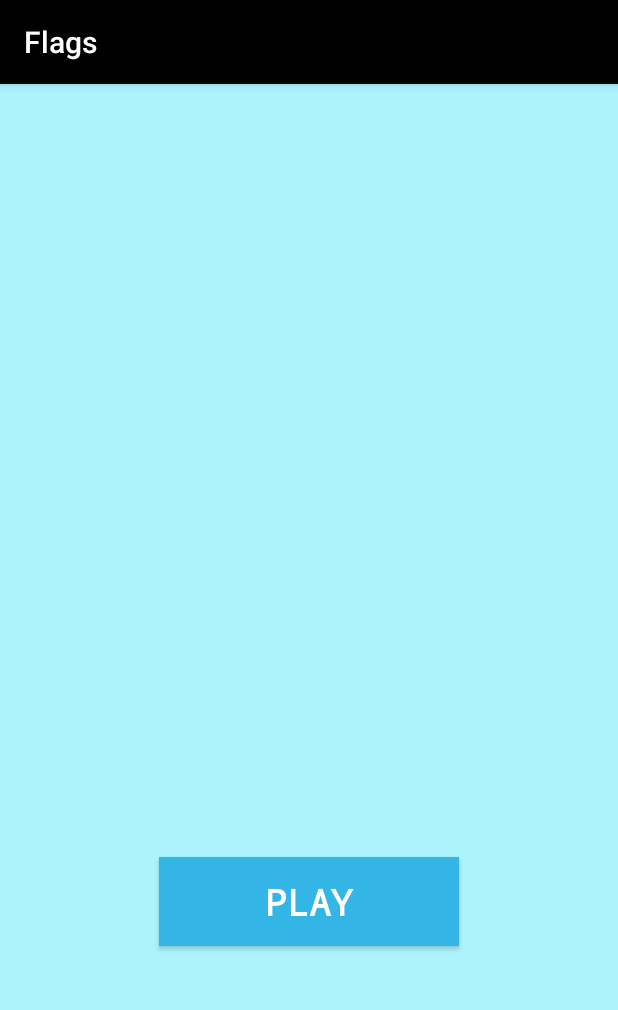
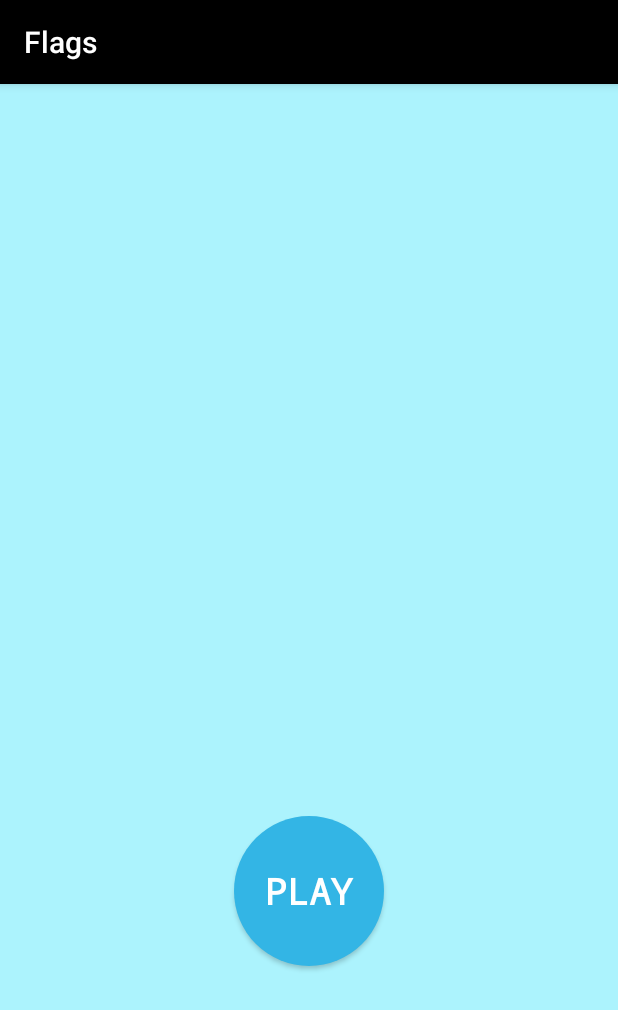
Before and after one commit to wasevitch/funWithFlags, an Android app: the screen it shows after launch (HomeActivity), on a phone screen of 412 x 824 dp. Shown: the top 1010 px of the screen. Run offline under Robolectric (Android 15) with nearby library versions, the phone set to English and light mode, and no system bars; libraries missing offline, so code that uses them is left out: com.j256.ormlite; 20 statements that could not run were skipped.

Commit message:
round button

```diff
--- /dev/null
+++ b/app/src/main/res/drawable/round_button.xml
@@ -0,0 +1,9 @@
+<selector xmlns:android="http://schemas.android.com/apk/res/android">
+    <item>
+        <shape android:shape="oval">
+            <size android:width="100dp"
+                android:height="100dp"/>
+            <solid android:color="#33b5e5"/>
+        </shape>
+    </item>
+</selector>
--- a/app/src/main/res/layout-v16/fragment_main.xml
+++ b/app/src/main/res/layout-v16/fragment_main.xml
@@ -30,9 +30,9 @@
 
     <Button
         android:id="@+id/play"
-        android:layout_width="200dp"
-        android:layout_height="59dp"
-        android:background="@android:color/holo_blue_light"
+        android:layout_width="wrap_content"
+        android:layout_height="wrap_content"
+        android:background="@drawable/round_button"
         android:textColor="@android:color/background_light"
         android:fontFamily="monospace"
         android:text="@string/play"
--- a/app/src/main/res/layout/fragment_main.xml
+++ b/app/src/main/res/layout/fragment_main.xml
@@ -30,9 +30,9 @@
 
     <Button
         android:id="@+id/play"
-        android:layout_width="200dp"
-        android:layout_height="59dp"
-        android:background="@color/holo_blue"
+        android:layout_width="wrap_content"
+        android:layout_height="wrap_content"
+        android:background="@drawable/round_button"
         android:fontFamily="monospace"
         android:text="@string/play"
         android:textColor="@android:color/background_light"
```
